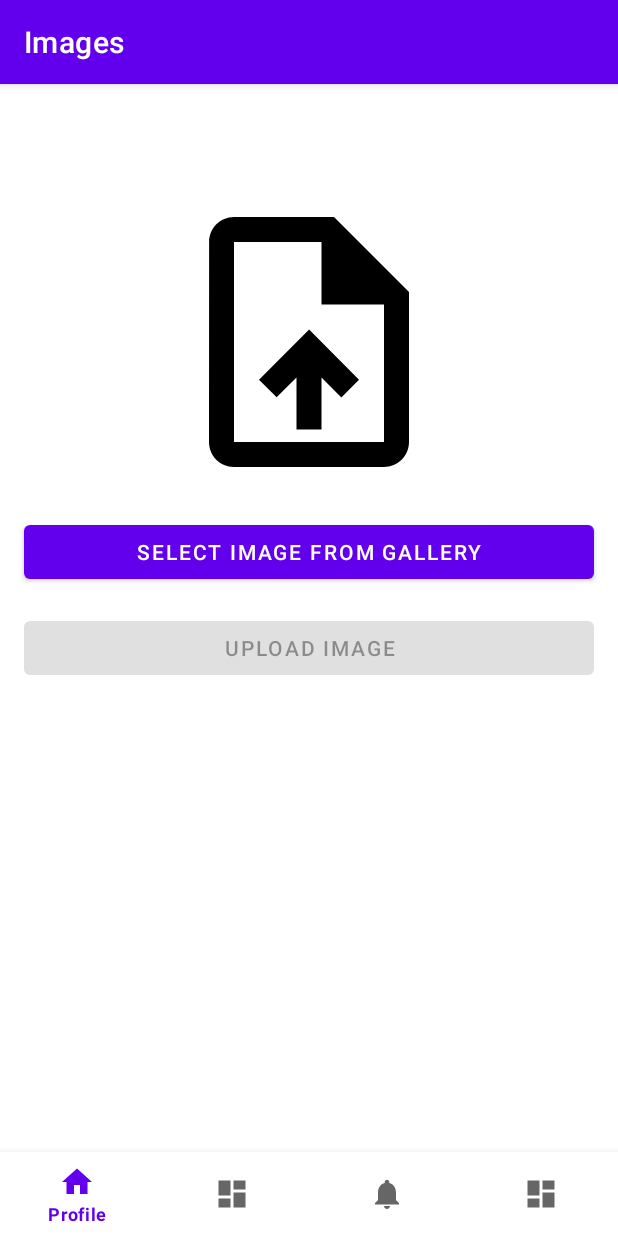
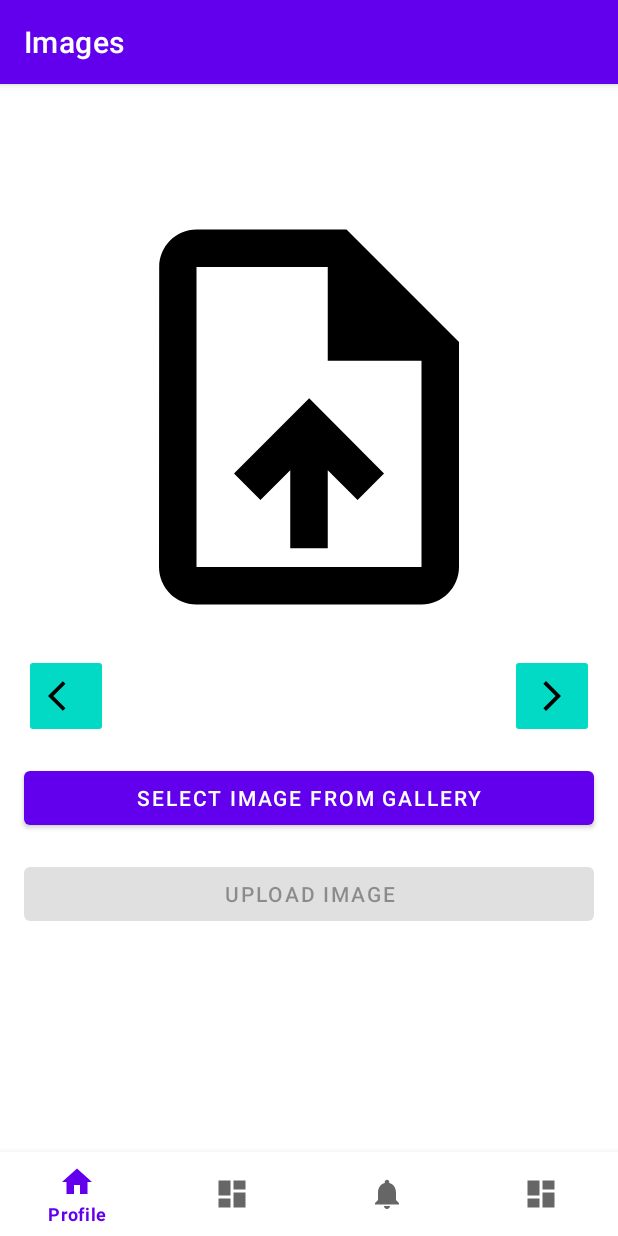
Before and after one commit to aldourtusuastegui/MovieTime, an Android app: the LoadImagesFragment screen opened through its navigation route, after a tap on "SELECT IMAGE FROM GALLERY", on a phone screen of 412 x 824 dp. Run offline under Robolectric (Android 15) with nearby library versions, the phone set to English and light mode, and no system bars; our stand-ins replace Dagger/Hilt's generated code, Firebase (no records; nobody signed in at launch, a user with empty details on screens opened directly), Room's generated code, navigation-ui; pictures from the network do not load.

Commit message:
is possible select multiple images from gallery and was added navigation between them.

```diff
--- a/app/src/main/java/com/acsoft/movietime/feature_images/presentation/LoadImagesFragment.kt
+++ b/app/src/main/java/com/acsoft/movietime/feature_images/presentation/LoadImagesFragment.kt
@@ -1,5 +1,6 @@
 package com.acsoft.movietime.feature_images.presentation
 
+import android.content.Intent
 import android.net.Uri
 import android.os.Bundle
 import androidx.fragment.app.Fragment
@@ -21,9 +22,11 @@ class LoadImagesFragment : Fragment() {
     private var _binding: FragmentLoadImagesBinding? = null
     private val binding get() = _binding!!
 
-    private lateinit var uri: Uri
+    private var position = 0
 
     private val loadImagesViewModel: LoadImagesViewModel by viewModels()
+
+    private var selectedImages: MutableList<Uri> = mutableListOf()
 
     override fun onCreateView(
         inflater: LayoutInflater, container: ViewGroup?,
@@ -35,13 +38,22 @@ class LoadImagesFragment : Fragment() {
 
     override fun onViewCreated(view: View, savedInstanceState: Bundle?) {
         super.onViewCreated(view, savedInstanceState)
+
         binding.btnSelectImage.setOnClickListener {
-            changeImage.launch(IMAGES_GALLERY)
+            selectImages()
         }
 
         binding.btnUploadImage.setOnClickListener {
             it.isEnabled = false
-            loadImagesViewModel.uploadImage(uri)
+            //loadImagesViewModel.uploadImage(uri)
+        }
+
+        binding.ibNext.setOnClickListener {
+            showNextImage()
+        }
+
+        binding.ibBack.setOnClickListener {
+            showPreviousImage()
         }
 
         loadImagesViewModel.uploadImage.observe(viewLifecycleOwner) { result ->
@@ -67,14 +79,32 @@ class LoadImagesFragment : Fragment() {
         }
     }
 
-    private val changeImage =
-        registerForActivityResult(
-            ActivityResultContracts.GetContent()
-        ) {
-            it?.let {
-                binding.ivGallery.setImageURI(it)
-                binding.btnUploadImage.isEnabled = true
-                uri = it
+    private fun selectImages() {
+        val intent = Intent(Intent.ACTION_GET_CONTENT)
+        intent.type = IMAGES_GALLERY
+        intent.putExtra(Intent.EXTRA_ALLOW_MULTIPLE, true)
+        getContent.launch(IMAGES_GALLERY)
+    }
+
+    private fun showPreviousImage() {
+        if (position > 0) {
+            position--
+            binding.ivGallery.setImageURI(selectedImages[position])
+        }
+    }
+
+    private fun showNextImage() {
+        if (position < selectedImages.size -1) {
+            position++
+            binding.ivGallery.setImageURI(selectedImages[position])
+        }
+    }
+
+    private val getContent =
+        registerForActivityResult(ActivityResultContracts.GetMultipleContents()) { uris: List<Uri>? ->
+            uris?.let {
+                binding.ivGallery.setImageURI(it.first())
+                selectedImages.addAll(it)
             }
         }
 }
--- /dev/null
+++ b/app/src/main/res/drawable/ic_arrow_back.xml
@@ -0,0 +1,5 @@
+<vector android:autoMirrored="true" android:height="24dp"
+    android:tint="#000000" android:viewportHeight="24"
+    android:viewportWidth="24" android:width="24dp" xmlns:android="http://schemas.android.com/apk/res/android">
+    <path android:fillColor="@android:color/white" android:pathData="M11.67,3.87L9.9,2.1 0,12l9.9,9.9 1.77,-1.77L3.54,12z"/>
+</vector>
--- /dev/null
+++ b/app/src/main/res/drawable/ic_arrow_forward.xml
@@ -0,0 +1,5 @@
+<vector android:autoMirrored="true" android:height="24dp"
+    android:tint="#000000" android:viewportHeight="24"
+    android:viewportWidth="24" android:width="24dp" xmlns:android="http://schemas.android.com/apk/res/android">
+    <path android:fillColor="@android:color/white" android:pathData="M6.23,20.23l1.77,1.77l10,-10l-10,-10l-1.77,1.77l8.23,8.23z"/>
+</vector>
--- a/app/src/main/res/layout/fragment_load_images.xml
+++ b/app/src/main/res/layout/fragment_load_images.xml
@@ -9,14 +9,14 @@
     <ImageView
         android:id="@+id/iv_gallery"
         android:layout_width="match_parent"
-        android:layout_height="200dp"
+        android:layout_height="300dp"
         android:layout_marginStart="16dp"
         android:layout_marginTop="16dp"
         android:layout_marginEnd="16dp"
-        app:srcCompat="@drawable/ic_upload_file_24"
         app:layout_constraintEnd_toEndOf="parent"
         app:layout_constraintStart_toStartOf="parent"
         app:layout_constraintTop_toTopOf="parent"
+        app:srcCompat="@drawable/ic_upload_file_24"
         tools:src="@tools:sample/avatars" />
 
     <Button
@@ -28,8 +28,9 @@
         android:layout_marginEnd="16dp"
         android:text="@string/select_image_from_gallery"
         app:layout_constraintEnd_toEndOf="parent"
+        app:layout_constraintHorizontal_bias="0.0"
         app:layout_constraintStart_toStartOf="parent"
-        app:layout_constraintTop_toBottomOf="@+id/iv_gallery" />
+        app:layout_constraintTop_toBottomOf="@+id/ib_back" />
 
     <Button
         android:id="@+id/btn_upload_image"
@@ -55,4 +56,28 @@
         app:layout_constraintStart_toStartOf="parent"
         app:layout_constraintTop_toBottomOf="@+id/btn_upload_image" />
 
+    <ImageButton
+        android:id="@+id/ib_back"
+        android:layout_width="wrap_content"
+        android:layout_height="wrap_content"
+        android:layout_marginStart="16dp"
+        android:layout_marginTop="8dp"
+        android:src="@drawable/ic_arrow_back"
+        android:padding="16dp"
+        android:backgroundTint="@color/teal_200"
+        app:layout_constraintStart_toStartOf="parent"
+        app:layout_constraintTop_toBottomOf="@+id/iv_gallery" />
+
+    <ImageButton
+        android:id="@+id/ib_next"
+        android:layout_width="wrap_content"
+        android:layout_height="wrap_content"
+        android:layout_marginTop="8dp"
+        android:layout_marginEnd="16dp"
+        android:src="@drawable/ic_arrow_forward"
+        android:padding="16dp"
+        android:backgroundTint="@color/teal_200"
+        app:layout_constraintEnd_toEndOf="parent"
+        app:layout_constraintTop_toBottomOf="@+id/iv_gallery" />
+
 </androidx.constraintlayout.widget.ConstraintLayout>
```
